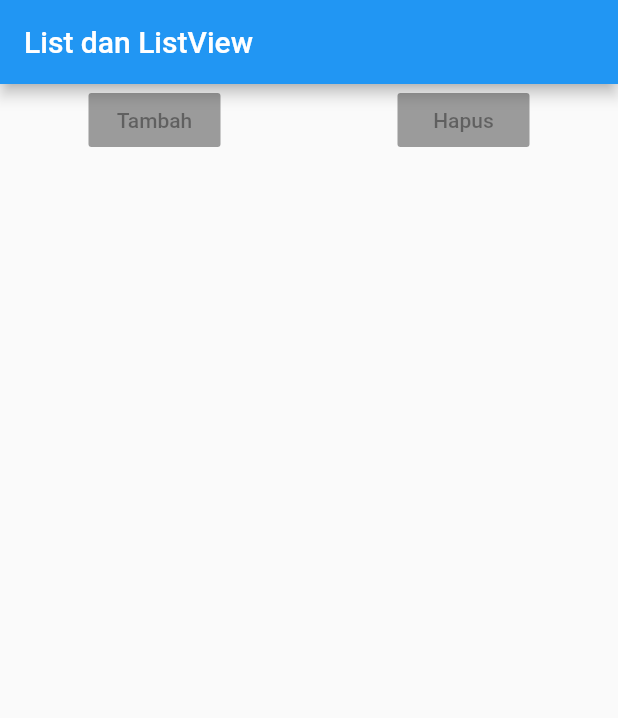
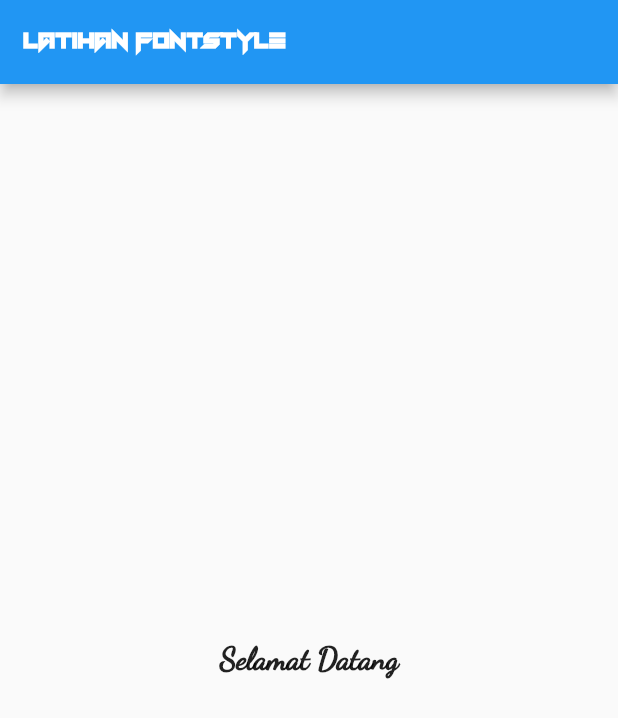
Before and after one commit to mtomyis/flutterku, a Flutter app: the screen it shows after launch, on a phone screen of 412 x 824 dp. Shown: the top 718 px of the screen. Run offline on Flutter 3.47's test engine with Material 2 defaults, Android fonts, the phone set to English and light mode, and no system bars.

Commit message:
Latihan FontStyle

```diff
--- a/lib/main.dart
+++ b/lib/main.dart
@@ -103,41 +103,89 @@ void main() {
 //   }
 // }
 
-class MyApp extends StatefulWidget {
-  @override
-  _MyAppState createState() => _MyAppState();
-}
-
-class _MyAppState extends State<MyApp> {
-  List<Widget> widgets = [];
-
-  _MyAppState() {
-    for (var i = 0; i < 15; i++) {
-      // widgets
-    }
-  }
+class MyApp extends StatelessWidget {
   @override
   Widget build(BuildContext context) {
     return MaterialApp(
       home: Scaffold(
-          appBar: AppBar(
-            title: Text("List dan ListView"),
+        appBar: AppBar(
+          title: Text(
+            "Latihan FontStyle",
+            style: TextStyle(
+                fontFamily: "vermin",
+                fontWeight: FontWeight.w700,
+                fontSize: 20),
           ),
-          body: ListView(
-            children: [
-              Row(
-                mainAxisAlignment: MainAxisAlignment.spaceAround,
-                children: [
-                  RaisedButton(onPressed: null, child: Text("Tambah")),
-                  RaisedButton(onPressed: null, child: Text("Hapus")),
-                ],
-              ),
-              Column(
-                crossAxisAlignment: CrossAxisAlignment.start,
-                children: widgets,
-              )
-            ],
-          )),
+        ),
+        body: Center(
+          child: Text(
+            "Selamat Datang",
+            style: TextStyle(
+              fontFamily: "DancingScript",
+              fontSize: 20,
+              fontWeight: FontWeight.w900,
+            ),
+          ),
+        ),
+      ),
     );
   }
 }
+
+// class MyApp extends StatefulWidget {
+//   @override
+//   _MyAppState createState() => _MyAppState();
+// }
+
+// class _MyAppState extends State<MyApp> {
+//   List<Widget> widgets = [];
+//   int counter = 1;
+
+// _MyAppState() {
+//   for (var i = 0; i < 15; i++) {
+//     widgets.add(Text(
+//       "Data ke" + i.toString(),
+//       style: TextStyle(fontSize: 35 + i.toDouble()),
+//     ));
+//   }
+// }
+
+//   @override
+//   Widget build(BuildContext context) {
+//     return MaterialApp(
+//       home: Scaffold(
+//           appBar: AppBar(
+//             title: Text("List dan ListView"),
+//           ),
+//           body: ListView(
+//             children: [
+//               Row(
+//                 mainAxisAlignment: MainAxisAlignment.spaceAround,
+//                 children: [
+//                   RaisedButton(
+//                       onPressed: () {
+//                         setState(() {
+//                           widgets.add(Text("Data ke -" + counter.toString()));
+//                           counter++;
+//                         });
+//                       },
+//                       child: Text("Tambah")),
+//                   RaisedButton(
+//                       onPressed: () {
+//                         setState(() {
+//                           widgets.removeLast();
+//                           counter--;
+//                         });
+//                       },
+//                       child: Text("Hapus")),
+//                 ],
+//               ),
+//               Column(
+//                 crossAxisAlignment: CrossAxisAlignment.start,
+//                 children: widgets,
+//               )
+//             ],
+//           )),
+//     );
+//   }
+// }
```
Also changed, not shown: pubspec.yaml (+11 -6 lines), fonts/DancingScript-Bold.ttf (added), fonts/DancingScript-Regular.ttf (added), fonts/vermin_vibes.ttf (added), pubspec.lock.
